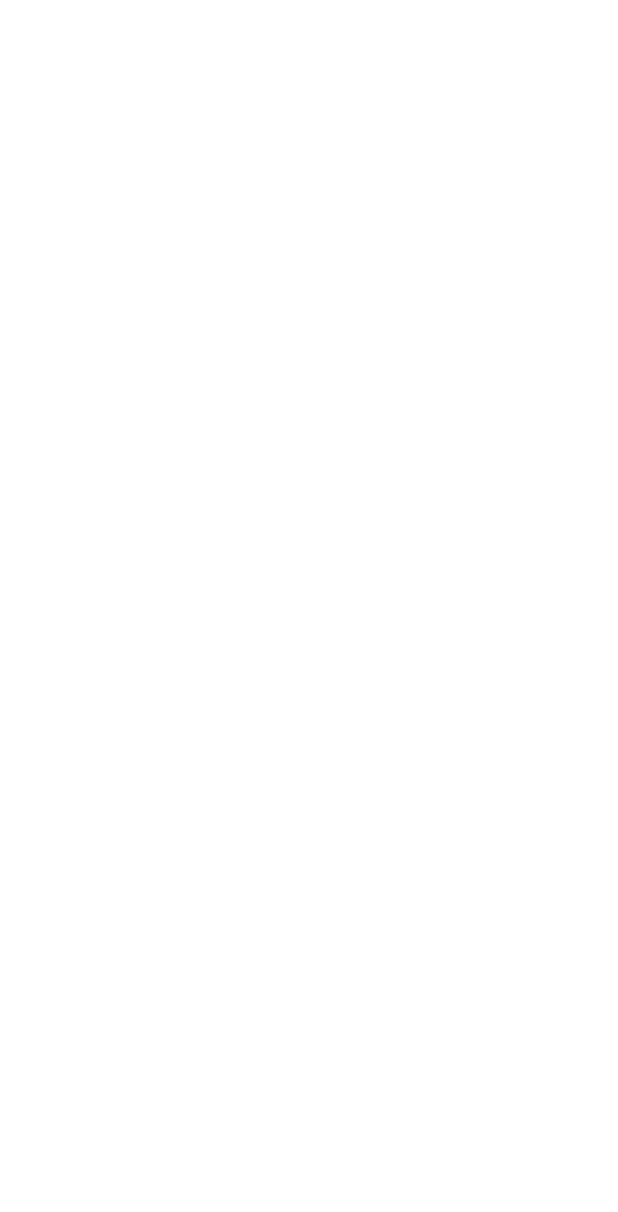
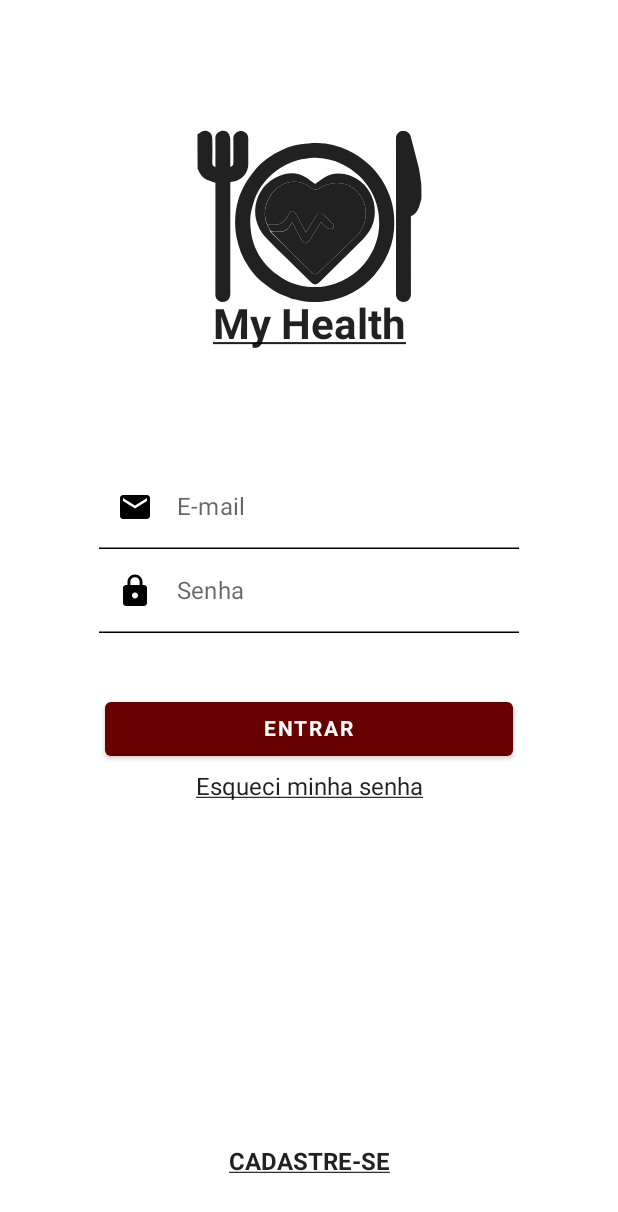
Before and after one commit to d4rkwav3/projetoa3.2023.1, an Android app built with Jetpack Compose: the screen it shows after launch (MainActivity), on a phone screen of 412 x 824 dp. Before the commit the part shown is empty. Shown: the top 1212 px of the screen. Run offline under Robolectric (Android 15) with nearby library versions, the light colour scheme and no system bars.

Commit message:
Adicionada a ViewModel da classe LoginScreen

```diff
--- a/Android/app/src/main/java/com/usjt/projetoa3/MainActivity.kt
+++ b/Android/app/src/main/java/com/usjt/projetoa3/MainActivity.kt
@@ -3,28 +3,13 @@ package com.usjt.projetoa3
 import android.os.Bundle
 import androidx.activity.ComponentActivity
 import androidx.activity.compose.setContent
-import androidx.compose.foundation.layout.fillMaxSize
-import androidx.compose.material.MaterialTheme
-import androidx.compose.material.Surface
-import androidx.compose.material.Text
-import androidx.compose.runtime.Composable
-import androidx.compose.ui.Modifier
-import androidx.compose.ui.tooling.preview.Preview
-import com.usjt.projetoa3.ui.theme.ProjetoA3Theme
+import com.usjt.projetoa3.ui.CreateLoginScreen
 
 class MainActivity : ComponentActivity() {
     override fun onCreate(savedInstanceState: Bundle?) {
         super.onCreate(savedInstanceState)
         setContent {
-            ProjetoA3Theme {
-                // A surface container using the 'background' color from the theme
-                Surface(
-                    modifier = Modifier.fillMaxSize(),
-                    color = MaterialTheme.colors.background
-                ) {
-
-                }
-            }
+            CreateLoginScreen()
         }
     }
 }
--- /dev/null
+++ b/Android/app/src/main/java/com/usjt/projetoa3/data/User.kt
@@ -0,0 +1,7 @@
+package com.usjt.projetoa3.data
+
+// Classe de dados, serve exclusivamente para armazenar informações
+data class User(
+    var email: String = "",
+    var password: String = ""
+) { }
--- a/Android/app/src/main/java/com/usjt/projetoa3/ui/LoginScreen.kt
+++ b/Android/app/src/main/java/com/usjt/projetoa3/ui/LoginScreen.kt
@@ -1,5 +1,6 @@
 package com.usjt.projetoa3.ui
 
+import android.widget.Toast
 import androidx.annotation.StringRes
 import androidx.compose.foundation.clickable
 import androidx.compose.foundation.layout.*
@@ -8,6 +9,7 @@ import androidx.compose.material.icons.Icons
 import androidx.compose.material.icons.filled.Email
 import androidx.compose.material.icons.filled.Lock
 import androidx.compose.runtime.Composable
+import androidx.compose.runtime.collectAsState
 import androidx.compose.ui.Alignment
 import androidx.compose.ui.Modifier
 import androidx.compose.ui.graphics.Color
@@ -22,6 +24,9 @@ import androidx.compose.ui.unit.dp
 import androidx.compose.ui.unit.sp
 import com.usjt.projetoa3.R
 import com.usjt.projetoa3.ui.theme.ProjetoA3Theme
+import androidx.compose.runtime.collectAsState
+import androidx.compose.runtime.getValue
+import androidx.compose.ui.platform.LocalContext
 
 @Composable
 fun ShowLogo() {
@@ -41,7 +46,7 @@ fun ShowLogo() {
                     .size(150.dp)
             )
             Text(
-                text = "My Health",
+                text = stringResource(id = R.string.app_name),
                 fontWeight = FontWeight.Bold,
                 textDecoration = TextDecoration.Underline,
                 textAlign = TextAlign.Center,
@@ -53,16 +58,22 @@ fun ShowLogo() {
 }
 
 @Composable
-fun LoginInput() {
+fun LoginInput(
+    emailFieldValue: String = "",
+    passwordFieldValue: String = "",
+    emailOnValueChange: (String) -> Unit = { },
+    passwordOnValueChange: (String) -> Unit = { }
+) {
     Column(
         verticalArrangement = Arrangement.Center,
         horizontalAlignment = Alignment.CenterHorizontally,
         modifier = Modifier.fillMaxWidth()
     ) {
         TextField(
-            value = "",
-            onValueChange = { /*TODO*/},
-            label = { Text(text = "E-mail") },
+            value = emailFieldValue,
+            onValueChange = { next -> emailOnValueChange(next) },
+            label = { Text(text = stringResource(id = R.string.email)) },
+            placeholder = { Text(text = stringResource(id = R.string.type_your_email)) },
             leadingIcon = { Icon(
                 imageVector = Icons.Default.Email,
                 contentDescription = "",
@@ -75,9 +86,10 @@ fun LoginInput() {
             )
         )
         TextField(
-            value = "",
-            onValueChange = { /*TODO*/},
-            label = { Text(text = "Senha") },
+            value = passwordFieldValue,
+            onValueChange = { next -> passwordOnValueChange(next) },
+            label = { Text(text = stringResource(id = R.string.password)) },
+            placeholder = { Text(text = stringResource(id = R.string.type_your_password)) },
             leadingIcon = { Icon(
                 imageVector = Icons.Default.Lock,
                 contentDescription = "",
@@ -97,6 +109,7 @@ fun LoginInput() {
 fun BottomButtons(
     @StringRes topButtonText: Int,
     @StringRes bottomButtonText: Int,
+    topButtonAction: () -> Unit = { }
 ) {
     Column(
         verticalArrangement = Arrangement.Bottom,
@@ -106,7 +119,7 @@ fun BottomButtons(
             .padding(start = 70.dp, end = 70.dp)
     ) {
         Button(
-            onClick = { /*TODO*/ },
+            onClick = { topButtonAction() },
             modifier = Modifier.fillMaxWidth()
         ) {
             Text(
@@ -144,9 +157,10 @@ fun RegisterClickableText(
     }
 }
 
-@Preview(showBackground = true)
 @Composable
-fun LoginPreview() {
+fun CreateLoginScreen(
+    loginViewModel: LoginViewModel = LoginViewModel(),
+) {
     Surface(
         modifier = Modifier.fillMaxSize(),
         color = MaterialTheme.colors.background
@@ -157,15 +171,39 @@ fun LoginPreview() {
                 verticalArrangement = Arrangement.Center,
                 horizontalAlignment = Alignment.CenterHorizontally,
             ) {
+                val context = LocalContext.current
+                val loginState by loginViewModel.loginState.collectAsState()
+
                 Spacer(modifier = Modifier.height(60.dp))
-                LoginInput()
+
+                LoginInput(
+                    loginState.email,
+                    loginState.password,
+                    { loginViewModel.setUserEmail(it) },
+                    { loginViewModel.setUserPassword(it) }
+                )
+
                 Spacer(modifier = Modifier.height(40.dp))
+
                 BottomButtons(
                     topButtonText = R.string.button_sign_in_upper,
                     bottomButtonText = R.string.forgot_my_password,
+                    topButtonAction = {
+                        Toast.makeText(
+                            context,
+                            "${loginState.email}\n${loginState.password}",
+                            Toast.LENGTH_SHORT
+                        ).show()
+                    }
                 )
             }
             RegisterClickableText(clickableText = R.string.register)
         }
     }
 }
+
+@Preview(showBackground = true)
+@Composable
+fun LoginPreview() {
+    CreateLoginScreen()
+}
--- /dev/null
+++ b/Android/app/src/main/java/com/usjt/projetoa3/ui/LoginViewModel.kt
@@ -0,0 +1,23 @@
+package com.usjt.projetoa3.ui
+
+import androidx.lifecycle.ViewModel
+import com.usjt.projetoa3.data.User
+import kotlinx.coroutines.flow.MutableStateFlow
+import kotlinx.coroutines.flow.StateFlow
+import kotlinx.coroutines.flow.asStateFlow
+import kotlinx.coroutines.flow.update
+
+class LoginViewModel : ViewModel() {
+    // Fluxo de dados mutável privado
+    private val _loginState = MutableStateFlow(User())
+    // Fluxo de dados de apenas leitura
+    val loginState: StateFlow<User> = _loginState.asStateFlow()
+
+    fun setUserEmail(email: String = "") {
+        _loginState.update { User -> User(email = email, password = User.password) }
+    }
+
+    fun setUserPassword(password: String = "") {
+        _loginState.update { User -> User(password = password, email = User.email) }
+    }
+}
--- a/Android/app/src/main/res/values/strings.xml
+++ b/Android/app/src/main/res/values/strings.xml
@@ -1,9 +1,10 @@
 <resources>
     <!-- General -->
-    <string name="app_name">Projeto A3</string>
+    <string name="app_name">My Health</string>
     <string name="password_recovery_title">Recuperação de Senha</string>
     <string name="password_recovery_text">Informe seu e-mail, que lhe enviaremos um link para recuperação de senha.</string>
     <string name="email">E-mail</string>
+    <string name="password">Senha</string>
     <string name="email_icon_description">Ícone de uma carta fechada (e-mail)</string>
 
     <!--Button Text-->
@@ -17,4 +18,8 @@
     <string name="login_screen_text">Tela de Login</string>
     <string name="forgot_my_password">Esqueci minha senha</string>
     <string name="register">CADASTRE-SE</string>
+
+    <!--Hints-->
+    <string name="type_your_email">Digite seu e-mail</string>
+    <string name="type_your_password">Digite sua senha</string>
 </resources>
```
